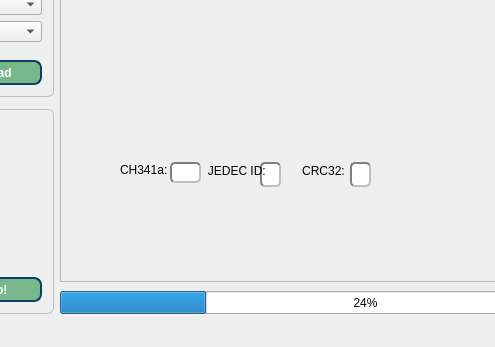
Old version of the form IMSProg_programmer/mainwindow.ui in the repository bigbigmdm/IMSProg; both pictures show x 268 to 763 and y 273 to 620 of the 950 by 620 pixel window.
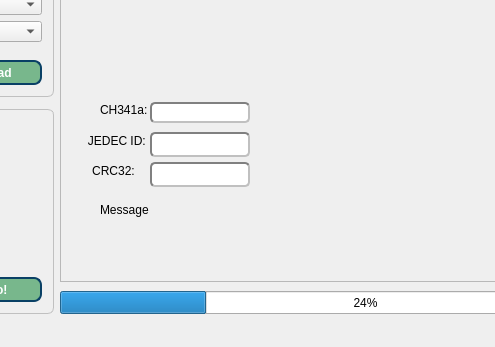
New version of the form. Icons and pictures are not drawn.

Commit message: Fix: Information in the status bar disappears when hovering over a menu

The edit to the form file:
```diff
--- a/IMSProg_programmer/mainwindow.ui
+++ b/IMSProg_programmer/mainwindow.ui
@@ -767,12 +767,18 @@
           <widget class="QLineEdit" name="jedecEdit">
            <property name="geometry">
             <rect>
-             <x>200</x>
-             <y>350</y>
-             <width>21</width>
+             <x>90</x>
+             <y>320</y>
+             <width>100</width>
              <height>25</height>
             </rect>
            </property>
+           <property name="minimumSize">
+            <size>
+             <width>100</width>
+             <height>0</height>
+            </size>
+           </property>
            <property name="maximumSize">
             <size>
              <width>120</width>
@@ -792,8 +798,8 @@
           <widget class="QLabel" name="jLabel">
            <property name="geometry">
             <rect>
-             <x>140</x>
-             <y>350</y>
+             <x>20</x>
+             <y>320</y>
              <width>67</width>
              <height>17</height>
             </rect>
@@ -811,8 +817,8 @@
           <widget class="QLabel" name="lStatus">
            <property name="geometry">
             <rect>
-             <x>60</x>
-             <y>350</y>
+             <x>40</x>
+             <y>290</y>
              <width>61</width>
              <height>16</height>
             </rect>
@@ -824,12 +830,18 @@
           <widget class="QLineEdit" name="eStatus">
            <property name="geometry">
             <rect>
-             <x>110</x>
-             <y>350</y>
-             <width>31</width>
+             <x>90</x>
+             <y>290</y>
+             <width>100</width>
              <height>21</height>
             </rect>
            </property>
+           <property name="minimumSize">
+            <size>
+             <width>100</width>
+             <height>0</height>
+            </size>
+           </property>
            <property name="maximumSize">
             <size>
              <width>120</width>
@@ -849,7 +861,7 @@
           <widget class="QLabel" name="cLabel">
            <property name="geometry">
             <rect>
-             <x>230</x>
+             <x>20</x>
              <y>350</y>
              <width>67</width>
              <height>17</height>
@@ -865,12 +877,18 @@
           <widget class="QLineEdit" name="crcEdit">
            <property name="geometry">
             <rect>
-             <x>290</x>
+             <x>90</x>
              <y>350</y>
-             <width>21</width>
+             <width>100</width>
              <height>25</height>
             </rect>
            </property>
+           <property name="minimumSize">
+            <size>
+             <width>100</width>
+             <height>0</height>
+            </size>
+           </property>
            <property name="maximumSize">
             <size>
              <width>120</width>
@@ -887,6 +905,31 @@
             <string notr="true">border: 2px solid gray;border-radius: 5px;font-weight:600;border-style:inset;</string>
            </property>
           </widget>
+          <widget class="QLabel" name="statusMessage">
+           <property name="geometry">
+            <rect>
+             <x>40</x>
+             <y>390</y>
+             <width>315</width>
+             <height>16</height>
+            </rect>
+           </property>
+           <property name="minimumSize">
+            <size>
+             <width>315</width>
+             <height>0</height>
+            </size>
+           </property>
+           <property name="maximumSize">
+            <size>
+             <width>16777215</width>
+             <height>16777215</height>
+            </size>
+           </property>
+           <property name="text">
+            <string>Message</string>
+           </property>
+          </widget>
          </widget>
         </item>
        </layout>
```
The commit also changes 9 other files.
